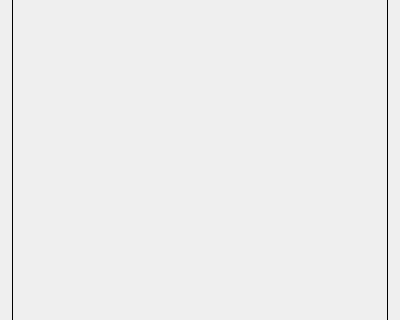
Above: applications/SwFT/swftSimplePipelineViewer.ui from ghost-kit/archive before the change; both pictures show x 0 to 400 and y 128 to 448 of the 400 by 569 pixel window. Below: the same form after it.
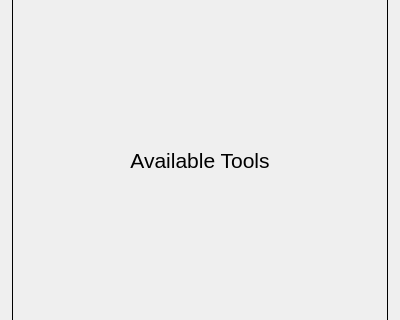
That is the form after the change.

```diff
--- a/applications/SwFT/swftSimplePipelineViewer.ui
+++ b/applications/SwFT/swftSimplePipelineViewer.ui
@@ -46,7 +46,39 @@
         <height>553</height>
        </rect>
       </property>
-      <layout class="QGridLayout" name="gridLayout_2"/>
+      <layout class="QGridLayout" name="gridLayout_2">
+       <property name="leftMargin">
+        <number>12</number>
+       </property>
+       <property name="topMargin">
+        <number>10</number>
+       </property>
+       <property name="rightMargin">
+        <number>12</number>
+       </property>
+       <property name="bottomMargin">
+        <number>12</number>
+       </property>
+       <property name="verticalSpacing">
+        <number>2</number>
+       </property>
+       <item row="0" column="0">
+        <widget class="QLabel" name="toolLabel">
+         <property name="font">
+          <font>
+           <family>Helvetica Neue</family>
+           <pointsize>16</pointsize>
+          </font>
+         </property>
+         <property name="text">
+          <string>Available Tools</string>
+         </property>
+         <property name="alignment">
+          <set>Qt::AlignCenter</set>
+         </property>
+        </widget>
+       </item>
+      </layout>
      </widget>
     </widget>
    </item>
```
